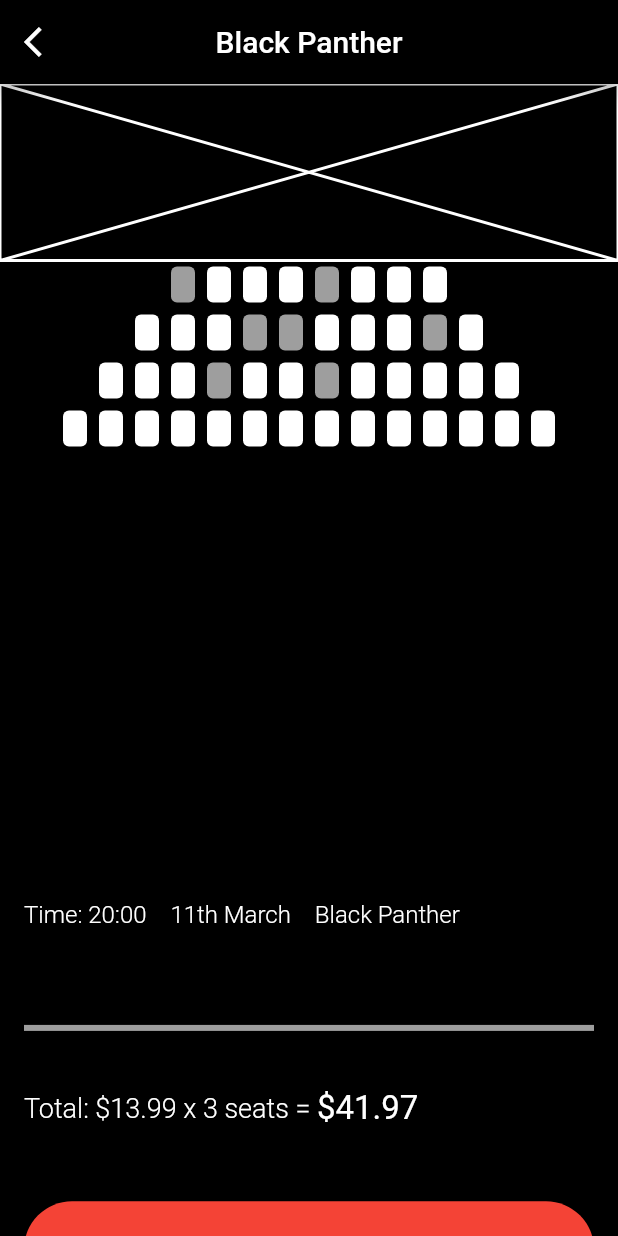
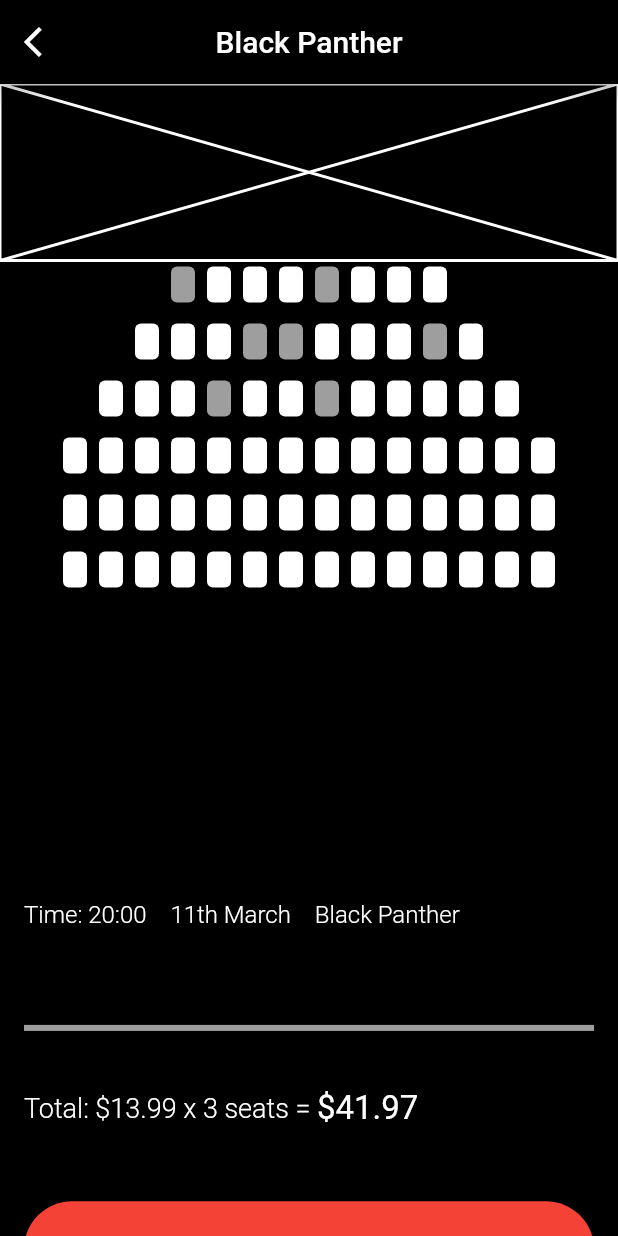
Before and after one commit to JAICHANGPARK/flutter_notebook_8th_story, a Flutter app: the screen it shows after launch, on a phone screen of 412 x 824 dp. Run offline on Flutter 3.47's test engine with Material 2 defaults, Android fonts, the phone set to English and light mode, and no system bars; our stand-ins replace badges, flutter_hooks, google_fonts, hooks_riverpod, state_notifier.

Commit message:
Update cinema_app.dart

```diff
--- a/lib/ep574_cinema_app/cinema_app.dart
+++ b/lib/ep574_cinema_app/cinema_app.dart
@@ -88,6 +88,7 @@ class _ReservePageState extends State<ReservePage> {
                           );
                         }),
                   ),
+                  SizedBox(height: 6,),
                   Container(
                     height: 32,
                     child: ListView.builder(
@@ -121,6 +122,7 @@ class _ReservePageState extends State<ReservePage> {
                           );
                         }),
                   ),
+                  SizedBox(height: 6,),
                   Container(
                     height: 32,
                     child: ListView.builder(
@@ -154,6 +156,75 @@ class _ReservePageState extends State<ReservePage> {
                           );
                         }),
                   ),
+                  SizedBox(height: 6,),
+                  Container(
+                    height: 32,
+                    child: ListView.builder(
+                        scrollDirection: Axis.horizontal,
+                        shrinkWrap: true,
+                        itemCount: chairRow4.length,
+                        itemBuilder: (context, index) {
+                          return GestureDetector(
+                            onTap: () {
+                              if (chairRow4[index].reserveState == ReserveState.reserved) {
+                                return;
+                              }
+                              if (chairRow4[index].reserveState == ReserveState.available) {
+                                setState(() {
+                                  chairRow4[index].reserveState = ReserveState.selected;
+                                });
+                              } else {
+                                setState(() {
+                                  chairRow4[index].reserveState = ReserveState.available;
+                                });
+                              }
+                            },
+                            child: Container(
+                              margin: EdgeInsets.all(4),
+                              height: 28,
+                              width: 16,
+                              decoration: BoxDecoration(
+                                  color: chiarColor(chairRow4[index].reserveState),
+                                  borderRadius: BorderRadius.circular(4)),
+                            ),
+                          );
+                        }),
+                  ),
+                  SizedBox(height: 6,),
+                  Container(
+                    height: 32,
+                    child: ListView.builder(
+                        scrollDirection: Axis.horizontal,
+                        shrinkWrap: true,
+                        itemCount: chairRow4.length,
+                        itemBuilder: (context, index) {
+                          return GestureDetector(
+                            onTap: () {
+                              if (chairRow4[index].reserveState == ReserveState.reserved) {
+                                return;
+                              }
+                              if (chairRow4[index].reserveState == ReserveState.available) {
+                                setState(() {
+                                  chairRow4[index].reserveState = ReserveState.selected;
+                                });
+                              } else {
+                                setState(() {
+                                  chairRow4[index].reserveState = ReserveState.available;
+                                });
+                              }
+                            },
+                            child: Container(
+                              margin: EdgeInsets.all(4),
+                              height: 28,
+                              width: 16,
+                              decoration: BoxDecoration(
+                                  color: chiarColor(chairRow4[index].reserveState),
+                                  borderRadius: BorderRadius.circular(4)),
+                            ),
+                          );
+                        }),
+                  ),
+                  SizedBox(height: 6,),
                   Container(
                     height: 32,
                     child: ListView.builder(
```
